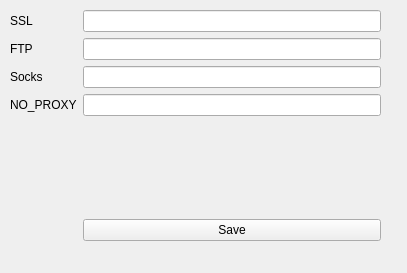
mit-spbau-ru/Syrop, file src/gui/QT/applicationsettingstab.ui: the form before one commit.
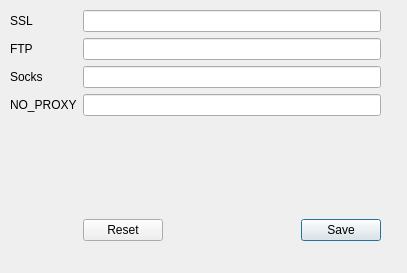
The form after the commit.

Commit message: Add newProxySett in base, buttons save

The edit to the form file:
```diff
--- a/src/gui/QT/applicationsettingstab.ui
+++ b/src/gui/QT/applicationsettingstab.ui
@@ -80,9 +80,15 @@
      </spacer>
     </item>
     <item row="5" column="1">
-     <widget class="QPushButton" name="pushButton">
-      <property name="text">
-       <string>Save</string>
+     <widget class="QDialogButtonBox" name="buttonBoxSettings">
+      <property name="layoutDirection">
+       <enum>Qt::LeftToRight</enum>
+      </property>
+      <property name="orientation">
+       <enum>Qt::Horizontal</enum>
+      </property>
+      <property name="standardButtons">
+       <set>QDialogButtonBox::Reset|QDialogButtonBox::Save</set>
       </property>
      </widget>
     </item>
```
The commit also changes 3 other files.
